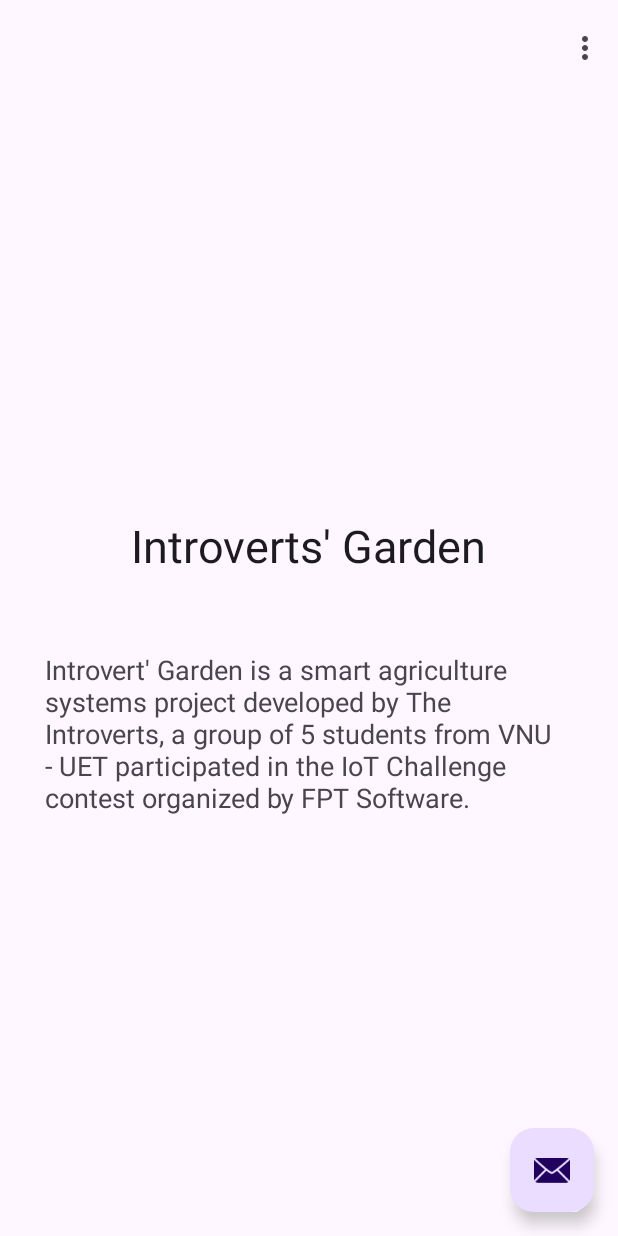
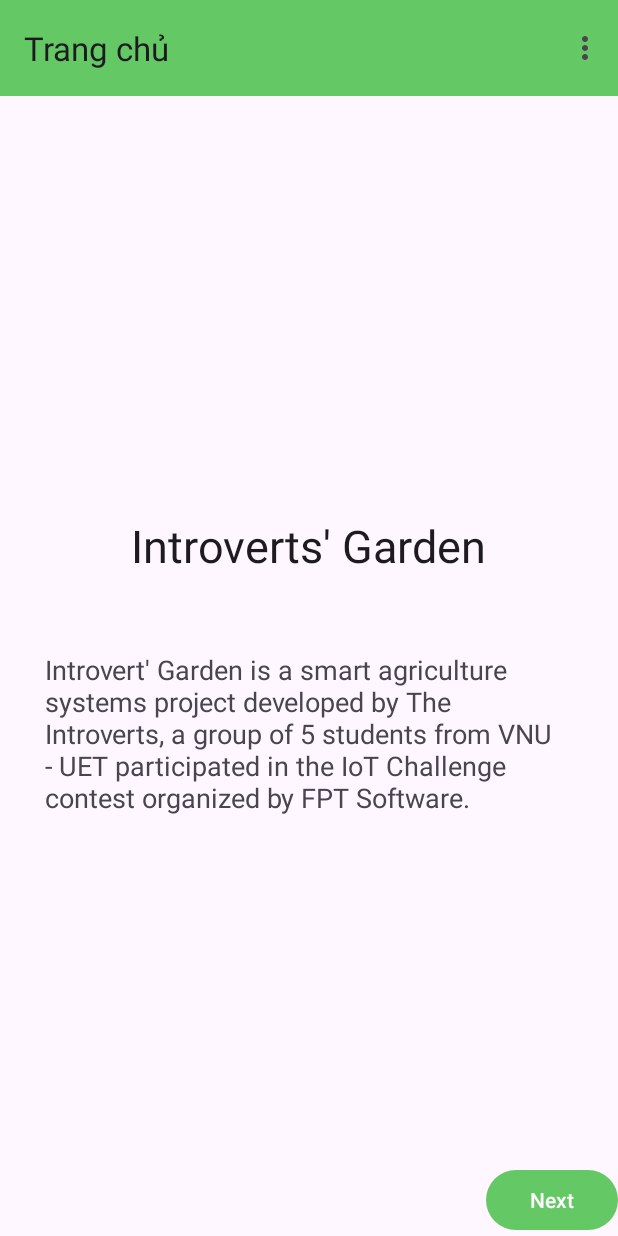
Before and after one commit to conechmuadong/introvert-garden, an Android app: the screen it shows after launch (MainActivity), on a phone screen of 412 x 824 dp. Run offline under Robolectric (Android 15) with nearby library versions, the phone set to English and light mode, and no system bars; our stand-ins replace navigation-ui.

Commit message:
add nav to homepage

```diff
--- a/app/app/src/main/java/ie/app/HomepageFragment.java
+++ b/app/app/src/main/java/ie/app/HomepageFragment.java
@@ -7,6 +7,7 @@
 
 import androidx.annotation.NonNull;
 import androidx.fragment.app.Fragment;
+import androidx.navigation.fragment.NavHostFragment;
 
 import ie.app.databinding.FragmentHomepageBinding;
 
@@ -27,14 +28,14 @@
 
     public void onViewCreated(@NonNull View view, Bundle savedInstanceState) {
         super.onViewCreated(view, savedInstanceState);
-/*
-        binding.buttonFirst.setOnClickListener(new View.OnClickListener() {
+
+        binding.homeButton.setOnClickListener(new View.OnClickListener() {
             @Override
             public void onClick(View view) {
-                NavHostFragment.findNavController(FirstFragment.this)
-                        .navigate(R.id.action_FirstFragment_to_SecondFragment);
+                NavHostFragment.findNavController(HomepageFragment.this)
+                        .navigate(R.id.action_HomepageFragment_to_FieldlistFragment);
             }
-        }); */
+        });
     }
 
     @Override
--- a/app/app/src/main/java/ie/app/MainActivity.java
+++ b/app/app/src/main/java/ie/app/MainActivity.java
@@ -36,7 +36,7 @@
         NavController navController = Navigation.findNavController(this, R.id.nav_host_fragment_content_main);
         appBarConfiguration = new AppBarConfiguration.Builder(navController.getGraph()).build();
         NavigationUI.setupActionBarWithNavController(this, navController, appBarConfiguration);
-
+/*
         binding.fab.setOnClickListener(new View.OnClickListener() {
             @Override
             public void onClick(View view) {
@@ -44,7 +44,7 @@
                         .setAnchorView(R.id.fab)
                         .setAction("Action", null).show();
             }
-        });
+        });*/
     }
 
     @Override
--- a/app/app/src/main/res/layout/activity_main.xml
+++ b/app/app/src/main/res/layout/activity_main.xml
@@ -15,19 +15,12 @@
         <com.google.android.material.appbar.MaterialToolbar
             android:id="@+id/toolbar"
             android:layout_width="match_parent"
+            android:background="@color/colorPrimary"
+            android:layout_centerInParent="true"
             android:layout_height="?attr/actionBarSize" />
 
     </com.google.android.material.appbar.AppBarLayout>
 
     <include layout="@layout/content_main" />
 
-    <com.google.android.material.floatingactionbutton.FloatingActionButton
-        android:id="@+id/fab"
-        android:layout_width="wrap_content"
-        android:layout_height="wrap_content"
-        android:layout_gravity="bottom|end"
-        android:layout_marginEnd="@dimen/fab_margin"
-        android:layout_marginBottom="16dp"
-        app:srcCompat="@android:drawable/ic_dialog_email" />
-
 </androidx.coordinatorlayout.widget.CoordinatorLayout>
--- a/app/app/src/main/res/layout/fragment_homepage.xml
+++ b/app/app/src/main/res/layout/fragment_homepage.xml
@@ -33,4 +33,12 @@
 
     </LinearLayout>
 
+    <Button
+        android:id="@+id/homeButton"
+        android:layout_width="wrap_content"
+        android:layout_height="wrap_content"
+        android:layout_alignParentEnd="true"
+        android:layout_alignParentBottom="true"
+        android:text="@string/homeButton" />
+
 </RelativeLayout>
--- a/app/app/src/main/res/navigation/nav_graph.xml
+++ b/app/app/src/main/res/navigation/nav_graph.xml
@@ -3,26 +3,26 @@
     xmlns:app="http://schemas.android.com/apk/res-auto"
     xmlns:tools="http://schemas.android.com/tools"
     android:id="@+id/nav_graph"
-    app:startDestination="@id/FirstFragment">
+    app:startDestination="@id/HomepageFragment">
 
     <fragment
-        android:id="@+id/FirstFragment"
+        android:id="@+id/HomepageFragment"
         android:name="ie.app.HomepageFragment"
         android:label="@string/homepage_fragment_label"
         tools:layout="@layout/fragment_homepage">
 
         <action
-            android:id="@+id/action_FirstFragment_to_SecondFragment"
-            app:destination="@id/SecondFragment" />
+            android:id="@+id/action_HomepageFragment_to_FieldlistFragment"
+            app:destination="@id/FieldlistFragment" />
     </fragment>
     <fragment
-        android:id="@+id/SecondFragment"
+        android:id="@+id/FieldlistFragment"
         android:name="ie.app.FieldlistFragment"
         android:label="@string/fieldlist_fragment_label"
         tools:layout="@layout/fragment_fieldlist">
 
         <action
             android:id="@+id/action_SecondFragment_to_FirstFragment"
-            app:destination="@id/FirstFragment" />
+            app:destination="@id/HomepageFragment" />
     </fragment>
 </navigation>
--- a/app/app/src/main/res/values/colors.xml
+++ b/app/app/src/main/res/values/colors.xml
@@ -2,5 +2,5 @@
 <resources>
     <color name="black">#FF000000</color>
     <color name="white">#FFFFFFFF</color>
-    <color name="AppbarColor">#64c864</color>
+    <color name="colorPrimary">#64c864</color>
 </resources>
--- a/app/app/src/main/res/values/strings.xml
+++ b/app/app/src/main/res/values/strings.xml
@@ -3,10 +3,11 @@
     <string name="action_settings">Settings</string>
     <!-- Strings used for fragments for navigation -->
 
-    <string name="homepage_fragment_label"> </string>
+    <string name="homepage_fragment_label">Trang chủ</string>
     <string name="fieldlist_fragment_label">Danh sách cánh đồng</string>
     <string name="next">Next</string>
 
     <string name="project_name">Introverts\' Garden</string>
     <string name="introduction">Introvert\' Garden is a smart agriculture systems project developed by The Introverts, a group of 5 students from VNU - UET participated in the IoT Challenge contest organized by FPT Software.</string>
+    <string name="homeButton">Next</string>
 </resources>
--- a/app/app/src/main/res/values/themes.xml
+++ b/app/app/src/main/res/values/themes.xml
@@ -2,7 +2,7 @@
     <!-- Base application theme. -->
     <style name="Base.Theme.IntrovertGarden" parent="Theme.Material3.DayNight.NoActionBar">
         <!-- Customize your light theme here. -->
-        <item name="colorPrimary">@color/AppbarColor</item>
+        <item name="colorPrimary">@color/colorPrimary</item>
     </style>
 
     <style name="Theme.IntrovertGarden" parent="Base.Theme.IntrovertGarden" />
```
